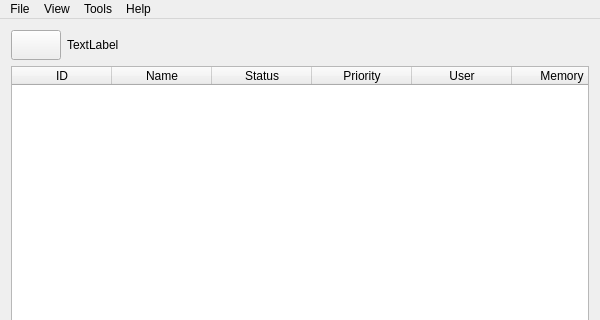
First picture: the form in mainwindow.ui, repository dutchgold92/TaskStalker, before the edit; both pictures show x 0 to 600 and y 0 to 320 of the 600 by 500 pixel window.
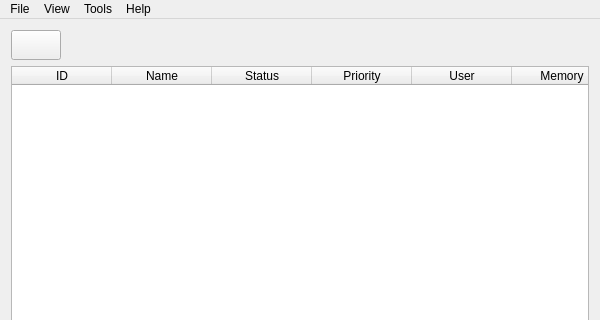
Second picture: the form after the edit. Icons and pictures are not drawn.

```diff
--- a/mainwindow.ui
+++ b/mainwindow.ui
@@ -73,7 +73,7 @@
          </size>
         </property>
         <property name="text">
-         <string>TextLabel</string>
+         <string/>
         </property>
        </widget>
       </item>
```
Left out of the diff: 5 changed lines with no effect on the pictures.
